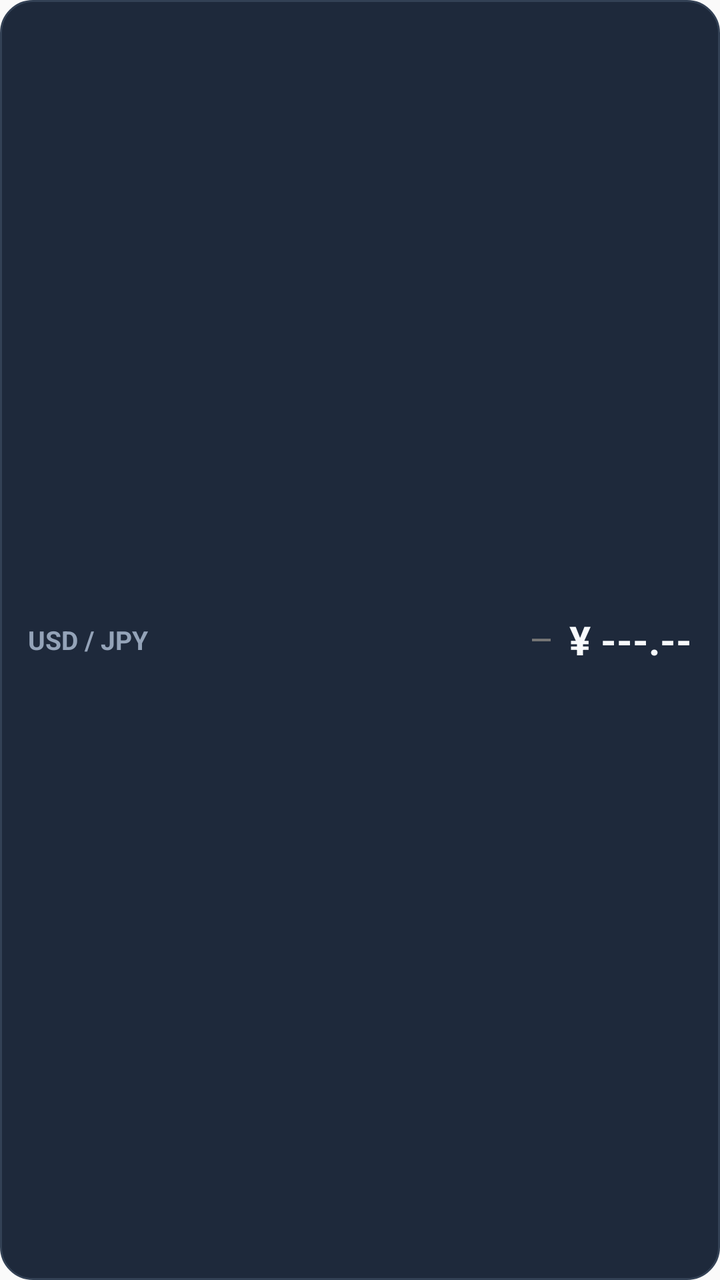
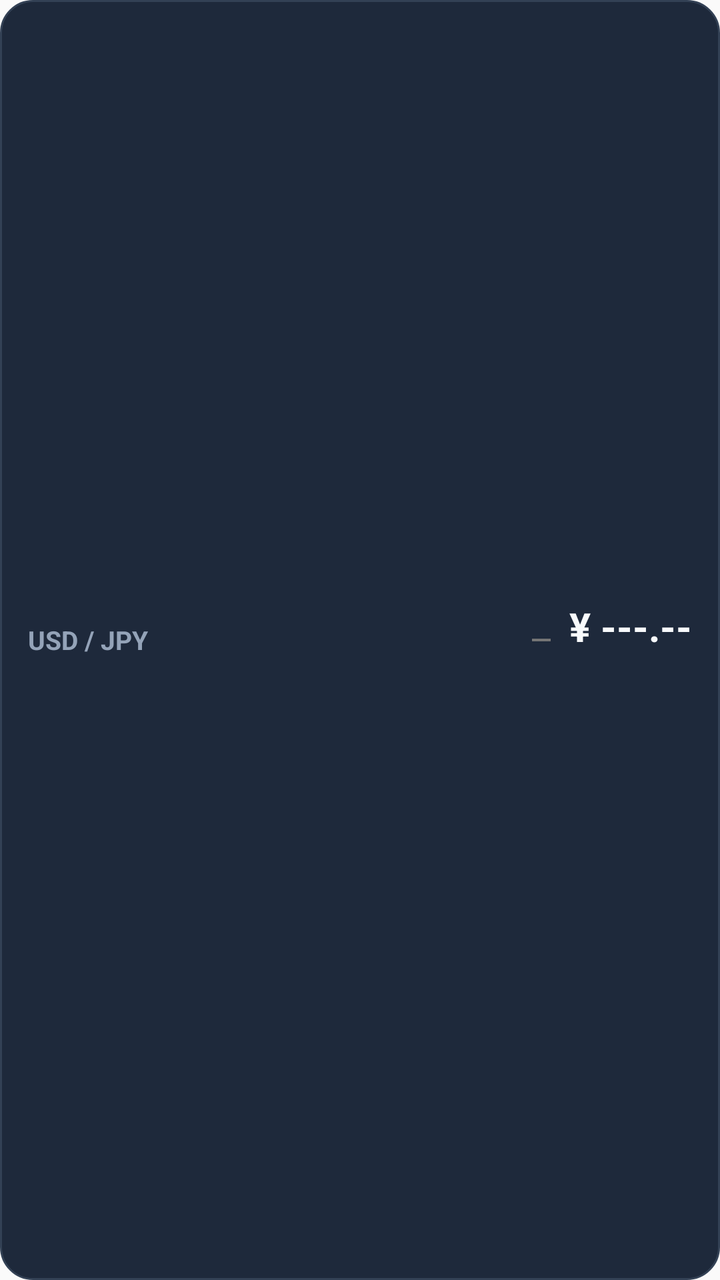

Compare the two renders of this Android layout. The source of the first and the diff that turns it into the second are given below.
<!-- AndroidManifest.xml: application theme Theme.YenRate -->
<!-- res/layout/widget_yen_rate_compact.xml -->
<?xml version="1.0" encoding="utf-8"?>
<LinearLayout xmlns:android="http://schemas.android.com/apk/res/android"
    android:id="@+id/widget_compact_container"
    android:layout_width="match_parent"
    android:layout_height="match_parent"
    android:background="@drawable/widget_background"
    android:gravity="center_vertical"
    android:orientation="horizontal"
    android:paddingStart="14dp"
    android:paddingTop="8dp"
    android:paddingEnd="14dp"
    android:paddingBottom="8dp">

    
    <TextView
        android:id="@+id/text_compact_pair_label"
        android:layout_width="wrap_content"
        android:layout_height="wrap_content"
        android:text="@string/usd_jpy_pair"
        android:textColor="#94A3B8"
        android:textSize="13sp"
        android:textStyle="bold" />

    <FrameLayout
        android:layout_width="0dp"
        android:layout_height="0dp"
        android:layout_weight="1" />

    
    <ImageView
        android:id="@+id/image_compact_arrow"
        android:layout_width="16dp"
        android:layout_height="16dp"
        android:layout_marginEnd="6dp"
        android:contentDescription="@string/rate_change_indicator"
        android:src="@drawable/ic_arrow_neutral" />

    
    <TextView
        android:id="@+id/text_compact_exchange_rate"
        android:layout_width="wrap_content"
        android:layout_height="wrap_content"
        android:text="¥ ---.--"
        android:textColor="#F8FAFC"
        android:textSize="20sp"
        android:textStyle="bold" />

</LinearLayout>
<!-- resources referenced by this layout -->
<resources>
  <!-- drawable ic_arrow_neutral (drawable) -->
  <?xml version="1.0" encoding="utf-8"?>
  <vector xmlns:android="http://schemas.android.com/apk/res/android"
      android:width="24dp"
      android:height="24dp"
      android:viewportWidth="24"
      android:viewportHeight="24">
      <path
          android:fillColor="#757575"
          android:pathData="M5,11h14v2H5z" />
  </vector>
  <!-- drawable widget_background (drawable) -->
  <?xml version="1.0" encoding="utf-8"?>
  <shape xmlns:android="http://schemas.android.com/apk/res/android"
      android:shape="rectangle">
      <solid android:color="#1E293B" />
      <corners android:radius="16dp" />
      <stroke
          android:width="1dp"
          android:color="#334155" />
  </shape>
  <string name="rate_change_indicator">Rate Change Indicator</string>
  <string name="usd_jpy_pair">USD / JPY</string>
  <style name="Theme.YenRate" parent="android:Theme.Material.Light.NoActionBar" />
</resources>

<!-- the commit's change to res/layout/widget_yen_rate_compact.xml (unified diff, before → after) -->
@@ -36,13 +36,29 @@
         android:src="@drawable/ic_arrow_neutral" />
 
     
-    <TextView
-        android:id="@+id/text_compact_exchange_rate"
+    <LinearLayout
         android:layout_width="wrap_content"
         android:layout_height="wrap_content"
-        android:text="¥ ---.--"
-        android:textColor="#F8FAFC"
-        android:textSize="20sp"
-        android:textStyle="bold" />
+        android:gravity="end"
+        android:orientation="vertical">
+
+        <TextView
+            android:id="@+id/text_compact_exchange_rate"
+            android:layout_width="wrap_content"
+            android:layout_height="wrap_content"
+            android:text="¥ ---.--"
+            android:textColor="#F8FAFC"
+            android:textSize="20sp"
+            android:textStyle="bold" />
+
+        <TextView
+            android:id="@+id/text_compact_real_exchange_rate"
+            android:layout_width="wrap_content"
+            android:layout_height="wrap_content"
+            android:text=""
+            android:textColor="#FFD600"
+            android:textSize="10sp"
+            android:textStyle="bold" />
+    </LinearLayout>
 
 </LinearLayout>
